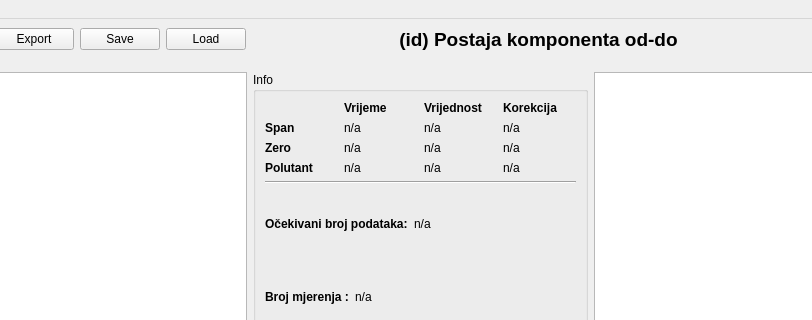
This is app/view/ui_files/mainwindow.ui in kluksa/validacija_aplikacija as Qt 5 draws it before an edit; both pictures show x 101 to 913 and y 0 to 320 of the 1043 by 669 pixel window. The edited form follows.
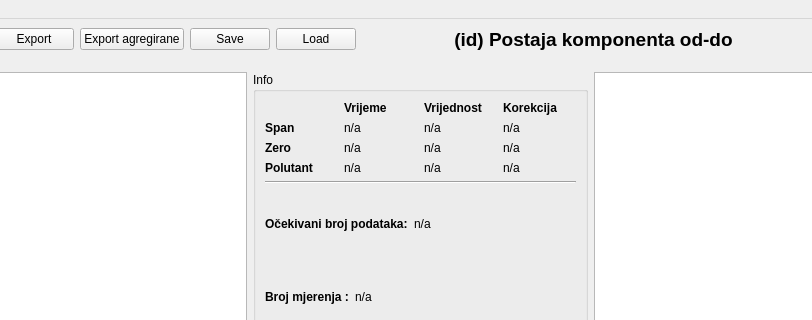
This is the edited form.

The edit to the form file:
```diff
--- a/app/view/ui_files/mainwindow.ui
+++ b/app/view/ui_files/mainwindow.ui
@@ -37,6 +37,13 @@
         </property>
        </widget>
       </item>
+      <item>
+       <widget class="QPushButton" name="buttonExportAgregirane">
+        <property name="text">
+         <string>Export agregirane</string>
+        </property>
+       </widget>
+      </item>
       <item>
        <widget class="QPushButton" name="buttonSerialize">
         <property name="text">
```
